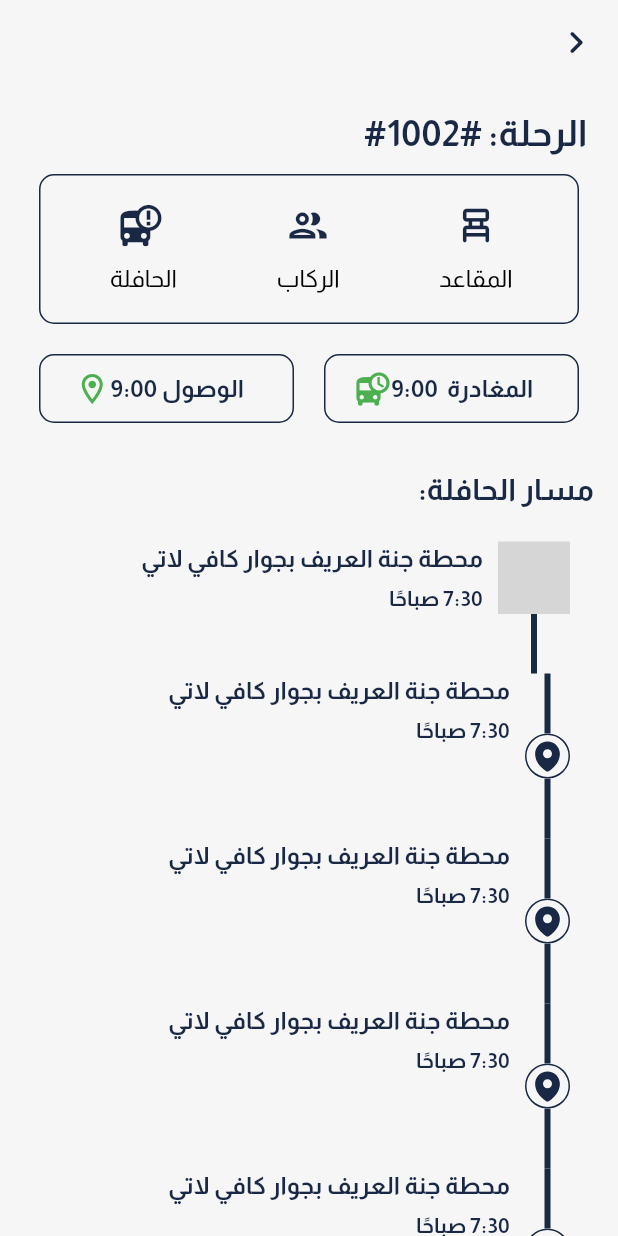
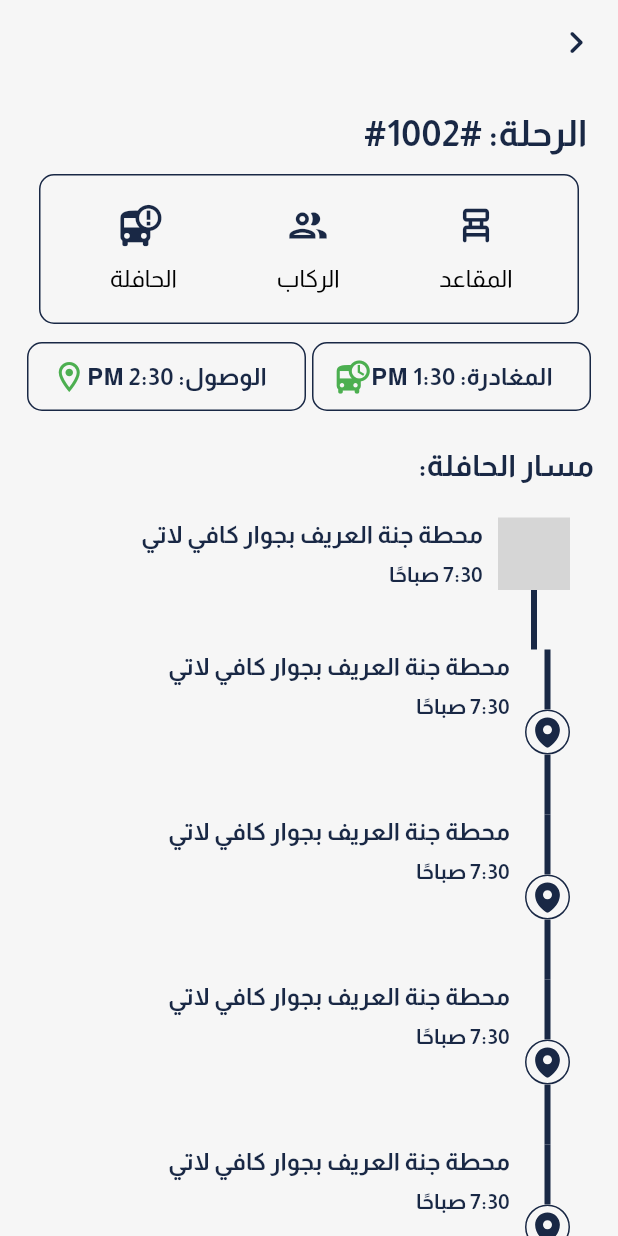
Before and after one commit to Tyler34Durden/Uot-Transport-Flutter, a Flutter app: the TripsScreen screen opened directly, after a tap on "الحافلة", on a phone screen of 412 x 824 dp. Run offline on Flutter 3.47's test engine with Material 3 defaults, Android fonts, the light colour scheme and no system bars; our stand-ins replace bloc, carousel_slider, dio, flutter_bloc, flutter_svg, google_maps_flutter and 2 more; missing offline and left inert: mobile_scanner; accounts and stored records are empty; network calls fail; grey boxes are pictures that could not be loaded.

Commit message:
added some changes before merging with wasn

```diff
--- a/lib/core/network_config.dart
+++ b/lib/core/network_config.dart
@@ -2,6 +2,7 @@ import 'package:dio/dio.dart';
 
 class NetworkConfig {
   static const String baseUrl = 'https://uottransportserver-28f59bae71b7.herokuapp.com/api/v1/';
+  //static const String baseUrl = 'http://192.168.1.104:8000/api/v1/';
 
   static Dio createDio() {
     Dio dio = Dio(
--- a/lib/home_feature/view/widgets/active_trips_widget.dart
+++ b/lib/home_feature/view/widgets/active_trips_widget.dart
@@ -26,7 +26,7 @@ import 'package:flutter/material.dart';
         onTap: () {
           Navigator.of(context).push(
             MaterialPageRoute(
-              builder: (context) => TripDetailsScreen(tripId: tripId),
+              builder: (context) => TripDetailsScreen(tripId: tripId,busId: busId, tripState: tripState, firstTripRoute: firstTripRoute, lastTripRoute: lastTripRoute),
             ),
           );
         },
--- a/lib/trips_feature/view/screens/trip_details_screen.dart
+++ b/lib/trips_feature/view/screens/trip_details_screen.dart
@@ -9,8 +9,19 @@ import 'package:flutter/material.dart';
 
 class TripDetailsScreen extends StatelessWidget {
   final String tripId;
+  final String busId;
+  final String tripState;
+  final Map<String, dynamic> firstTripRoute;
+  final Map<String, dynamic> lastTripRoute;
 
-                    const TripDetailsScreen({super.key, required this.tripId});
+  const TripDetailsScreen({
+    super.key,
+    required this.tripId,
+    required this.busId,
+    required this.tripState,
+    required this.firstTripRoute,
+    required this.lastTripRoute,
+  });
 
   @override
   Widget build(BuildContext context) {
@@ -33,8 +44,15 @@ import 'package:flutter/material.dart';
                     color: AppColors.primaryColor,
                   ),
                 ),
-                                  const TripHeaderOptions(),
-                                  const DepartureArrivalWidget(),
+                TripHeaderOptions(
+                  tripId: tripId,
+                  busId: busId,
+                  tripState: tripState,
+                ),
+                DepartureArrivalWidget(
+                  lastTripRoute: lastTripRoute,
+                  firstTripRoute: firstTripRoute,
+                ),
                 const SizedBox(height: 20),
                 const AppText(
                   lbl: 'مسار الحافلة:',
@@ -56,7 +74,6 @@ import 'package:flutter/material.dart';
                   currentStationIndex: 0, // مثال على المحطة الحالية
                 ),
                 const SizedBox(height: 20),
-
                 AppButton(
                   lbl: 'حجز الرحلة',
                   onPressed: () {
--- a/lib/trips_feature/view/widgets/departure_arrival_widget.dart
+++ b/lib/trips_feature/view/widgets/departure_arrival_widget.dart
@@ -3,7 +3,14 @@ import 'package:uot_transport/auth_feature/view/widgets/app_text.dart';
 import 'package:uot_transport/core/app_colors.dart';
 
 class DepartureArrivalWidget extends StatelessWidget {
-  const DepartureArrivalWidget({super.key});
+  final Map<String, dynamic> firstTripRoute;
+  final Map<String, dynamic> lastTripRoute;
+
+  const DepartureArrivalWidget({
+    super.key,
+    required this.firstTripRoute,
+    required this.lastTripRoute,
+  });
 
   @override
   Widget build(BuildContext context) {
@@ -11,52 +18,56 @@ class DepartureArrivalWidget extends StatelessWidget {
       children: [
         Expanded(
           child: Container(
-            margin: const EdgeInsets.all(10),
+            margin: const EdgeInsets.all(2),
             padding: const EdgeInsets.all(10),
             decoration: BoxDecoration(
               color: AppColors.backgroundColor,
               borderRadius: BorderRadius.circular(10),
               border: Border.all(color: AppColors.primaryColor),
             ),
-            child: const Row(
+            child: Row(
               mainAxisAlignment: MainAxisAlignment.center,
               children: [
-                SizedBox(width: 10),
-                AppText(
-                  lbl: 'المغادرة  9:00',
-                  style: TextStyle(
+                const SizedBox(width: 10),
+                Flexible(
+                  child: AppText(
+                    lbl: 'المغادرة: ${firstTripRoute['expectedTime'] ?? 'غير متوفر'}',
+                    style: const TextStyle(
                       color: AppColors.primaryColor,
                       fontSize: 16,
                       fontWeight: FontWeight.bold,
                     ),
                   ),
-                 Icon(Icons.departure_board, color: Colors.green),
+                ),
+                const Icon(Icons.departure_board, color: Colors.green),
               ],
             ),
           ),
         ),
         Expanded(
           child: Container(
-            margin: const EdgeInsets.all(10),
+            margin: const EdgeInsets.all(2),
             padding: const EdgeInsets.all(10),
             decoration: BoxDecoration(
               color: AppColors.backgroundColor,
               borderRadius: BorderRadius.circular(10),
               border: Border.all(color: AppColors.primaryColor),
             ),
-            child: const Row(
+            child: Row(
               mainAxisAlignment: MainAxisAlignment.center,
               children: [
-                SizedBox(width: 10),
-                AppText(
-                  lbl: 'الوصول 9:00',
-                  style: TextStyle(
+                const SizedBox(width: 10),
+                Flexible(
+                  child: AppText(
+                    lbl: 'الوصول: ${lastTripRoute['expectedTime'] ?? 'غير متوفر'}',
+                    style: const TextStyle(
                       color: AppColors.primaryColor,
                       fontSize: 16,
                       fontWeight: FontWeight.bold,
                     ),
                   ),
-                Icon(Icons.location_on_outlined, color: Colors.green),
+                ),
+                const Icon(Icons.location_on_outlined, color: Colors.green),
               ],
             ),
           ),
--- a/lib/trips_feature/view/widgets/trip_header_options.dart
+++ b/lib/trips_feature/view/widgets/trip_header_options.dart
@@ -4,8 +4,11 @@ import 'package:uot_transport/trips_feature/view/widgets/departure_arrival_widge
 import 'package:uot_transport/trips_feature/view/widgets/trip_squre_tile.dart';
 
 class TripHeaderOptions extends StatelessWidget {
+  final String tripId;
+  final String busId;
+  final String tripState;
   const TripHeaderOptions({
-    super.key,
+    super.key, required this.tripId, required this.busId, required this.tripState,
   });
 
   @override
@@ -34,7 +37,7 @@ class TripHeaderOptions extends StatelessWidget {
             onTap: () {},
           ),
           TripSqureTile(
-            label: 'الحافلة ',
+            label: 'الحافلة ${(busId)}',
             icon: Icons.bus_alert,
             iconColor: AppColors.primaryColor,
             onTap: () {},
```
Lines whose indentation alone changed are shown as unchanged.
